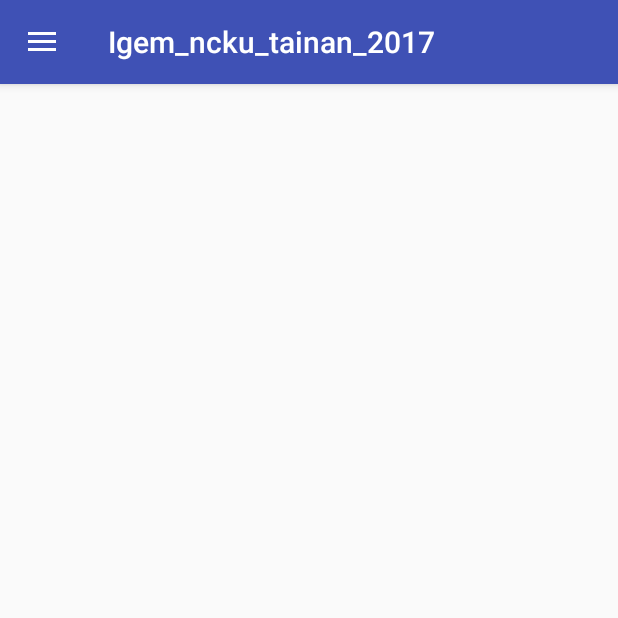
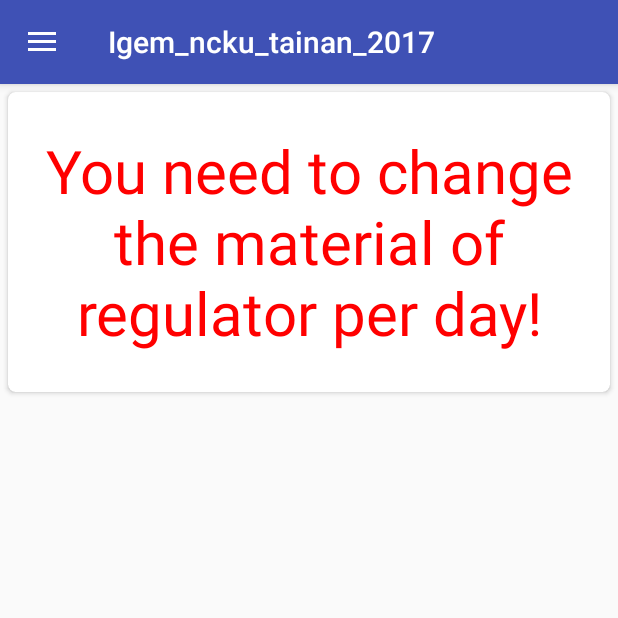
Before and after one commit to jesus255221/iGEM_NCKU_Tainan_App, an Android app: the screen it shows after launch (MainActivity), after a tap on "Regulator", on a phone screen of 412 x 824 dp, the top half of it. Run offline under Robolectric (Android 15) with nearby library versions, the phone set to English and light mode, and no system bars.

Commit message:
[UPDATE]Fix regulator and Fix map problem

```diff
--- a/app/src/debug/res/values/google_maps_api.xml
+++ b/app/src/debug/res/values/google_maps_api.xml
@@ -20,7 +20,5 @@
     Once you have your key (it starts with "AIza"), replace the "google_maps_key"
     string in this file.
     -->
-    <string name="google_maps_key" templateMergeStrategy="preserve" translatable="false">
-        AIzaSyCfxJ2ddfy3NzqIux5IbVlNn0aUPlUP8WI
-    </string>
+    <string name="google_maps_key" templateMergeStrategy="preserve" translatable="false">AIzaSyDNI1UAoLfJAcJsbpjwM2_Ht3bdhirjZuQ</string>
 </resources>
--- a/app/src/main/java/com/example/user/igem_ncku_tainan_2017/BoatFragment.java
+++ b/app/src/main/java/com/example/user/igem_ncku_tainan_2017/BoatFragment.java
@@ -49,11 +49,11 @@ public class BoatFragment extends Fragment {
                 Intent intent;
                 switch (position) {
                     case 1:
-                        intent = new Intent(getActivity(),Graph.class);
+                        intent = new Intent(getActivity(), Graph.class);
                         startActivity(intent);
                         break;
                     case 4:
-                        intent = new Intent(getActivity(),MapsActivity.class);
+                        intent = new Intent(getActivity(), MapsActivity.class);
                         startActivity(intent);
                         break;
                 }
--- a/app/src/main/java/com/example/user/igem_ncku_tainan_2017/RegulatorFragment.java
+++ b/app/src/main/java/com/example/user/igem_ncku_tainan_2017/RegulatorFragment.java
@@ -24,10 +24,7 @@ public class RegulatorFragment extends Fragment {
     public View onCreateView(LayoutInflater inflater, ViewGroup container,
                              Bundle savedInstanceState) {
         // Inflate the layout for this fragment
-        RecyclerView recyclerView = (RecyclerView) inflater.inflate(
-                R.layout.fragment_boat, container, false);
-
-        return recyclerView;
+        return inflater.inflate(R.layout.fragment_regulator, container, false);
     }
 
 }
--- a/app/src/main/res/layout/fragment_regulator.xml
+++ b/app/src/main/res/layout/fragment_regulator.xml
@@ -1,13 +1,23 @@
 <FrameLayout xmlns:android="http://schemas.android.com/apk/res/android"
-    xmlns:tools="http://schemas.android.com/tools"
+    xmlns:card_view="http://schemas.android.com/apk/res-auto"
     android:layout_width="match_parent"
-    android:layout_height="match_parent"
-    tools:context="com.example.user.igem_ncku_tainan_2017.RegulatorFragment">
+    android:layout_height="match_parent">
 
-    <!-- TODO: Update blank fragment layout -->
-    <TextView
+    <android.support.v7.widget.CardView
         android:layout_width="match_parent"
-        android:layout_height="match_parent"
-        android:text="Regulator" />
+        android:layout_height="200dp"
+        android:layout_margin="5dp"
+        card_view:cardCornerRadius="5dp">
+
+        <TextView
+            android:layout_width="match_parent"
+            android:layout_height="match_parent"
+            android:text="You need to change the material of regulator per day!"
+            android:textColor="#FF0000"
+            android:textSize="40dp"
+            android:gravity="center"
+            />
+
+    </android.support.v7.widget.CardView>
 
 </FrameLayout>
```
Also changed, not shown: app/src/main/java/com/example/user/igem_ncku_tainan_2017/DatabaseHelper.java (added, +46 -0 lines), 2 other files.
